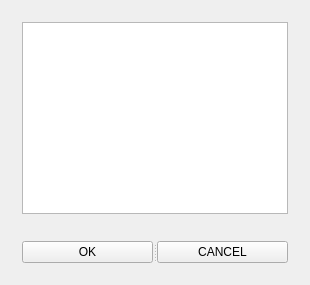
The window that src/terralib/layout/qt/ui/SVGView.ui (claudiobogossian/terraprint) describes before a commit, drawn with Qt 5.
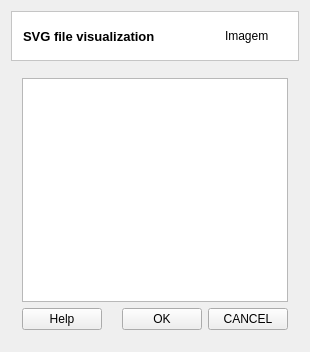
The same window after the commit.

Commit message: layout view adjusted in TerraView format

```diff
--- a/src/terralib/layout/qt/ui/SVGView.ui
+++ b/src/terralib/layout/qt/ui/SVGView.ui
@@ -7,7 +7,7 @@
     <x>0</x>
     <y>0</y>
     <width>310</width>
-    <height>285</height>
+    <height>352</height>
    </rect>
   </property>
   <property name="windowTitle">
@@ -15,59 +15,103 @@
   </property>
   <layout class="QGridLayout" name="gridLayout_4">
    <item row="0" column="0">
+    <widget class="QFrame" name="frame_2">
+     <property name="styleSheet">
+      <string notr="true">QWidget { background: white }</string>
+     </property>
+     <property name="frameShape">
+      <enum>QFrame::StyledPanel</enum>
+     </property>
+     <property name="frameShadow">
+      <enum>QFrame::Sunken</enum>
+     </property>
+     <layout class="QGridLayout" name="gridLayout_3" columnstretch="1,0">
+      <property name="topMargin">
+       <number>0</number>
+      </property>
+      <property name="bottomMargin">
+       <number>0</number>
+      </property>
+      <property name="horizontalSpacing">
+       <number>9</number>
+      </property>
+      <item row="0" column="0">
+       <widget class="QLabel" name="m_datasourceTypeTitleLabel">
+        <property name="font">
+         <font>
+          <pointsize>10</pointsize>
+          <weight>75</weight>
+          <bold>true</bold>
+         </font>
+        </property>
+        <property name="text">
+         <string>SVG file visualization</string>
+        </property>
+       </widget>
+      </item>
+      <item row="0" column="1">
+       <widget class="QLabel" name="m_imgLabel">
+        <property name="minimumSize">
+         <size>
+          <width>62</width>
+          <height>48</height>
+         </size>
+        </property>
+        <property name="maximumSize">
+         <size>
+          <width>48</width>
+          <height>48</height>
+         </size>
+        </property>
+        <property name="text">
+         <string>Imagem</string>
+        </property>
+       </widget>
+      </item>
+     </layout>
+    </widget>
+   </item>
+   <item row="1" column="0">
     <widget class="QWidget" name="widget" native="true">
-     <layout class="QGridLayout" name="gridLayout_3">
-      <item row="0" column="0">
        <layout class="QGridLayout" name="gridLayout_2">
+      <item row="0" column="0">
+       <widget class="QListWidget" name="listWidget"/>
+      </item>
         <item row="1" column="0">
          <layout class="QGridLayout" name="gridLayout">
           <item row="0" column="0">
+         <widget class="QPushButton" name="m_helpPushButton">
+          <property name="text">
+           <string>Help</string>
+          </property>
+         </widget>
+        </item>
+        <item row="0" column="1">
            <spacer name="verticalSpacer">
             <property name="orientation">
-             <enum>Qt::Vertical</enum>
-            </property>
-            <property name="sizeHint" stdset="0">
-             <size>
-              <width>20</width>
-              <height>18</height>
-             </size>
-            </property>
-           </spacer>
-          </item>
-          <item row="0" column="1">
-           <spacer name="verticalSpacer_2">
-            <property name="orientation">
-             <enum>Qt::Vertical</enum>
-            </property>
-            <property name="sizeHint" stdset="0">
-             <size>
-              <width>20</width>
-              <height>18</height>
-             </size>
-            </property>
-           </spacer>
-          </item>
-          <item row="1" column="0" colspan="2">
-           <widget class="QSplitter" name="splitter">
-            <property name="orientation">
              <enum>Qt::Horizontal</enum>
             </property>
+          <property name="sizeHint" stdset="0">
+           <size>
+            <width>18</width>
+            <height>20</height>
+           </size>
+          </property>
+         </spacer>
+        </item>
+        <item row="0" column="2">
             <widget class="QPushButton" name="OK">
              <property name="text">
               <string>OK</string>
              </property>
             </widget>
+        </item>
+        <item row="0" column="3">
             <widget class="QPushButton" name="CANCEL">
              <property name="text">
               <string>CANCEL</string>
              </property>
             </widget>
-           </widget>
-          </item>
-         </layout>
-        </item>
-        <item row="0" column="0">
-         <widget class="QListWidget" name="listWidget"/>
         </item>
        </layout>
       </item>
```
Lines whose indentation alone changed are shown as unchanged. The commit also changes 8 other files.
